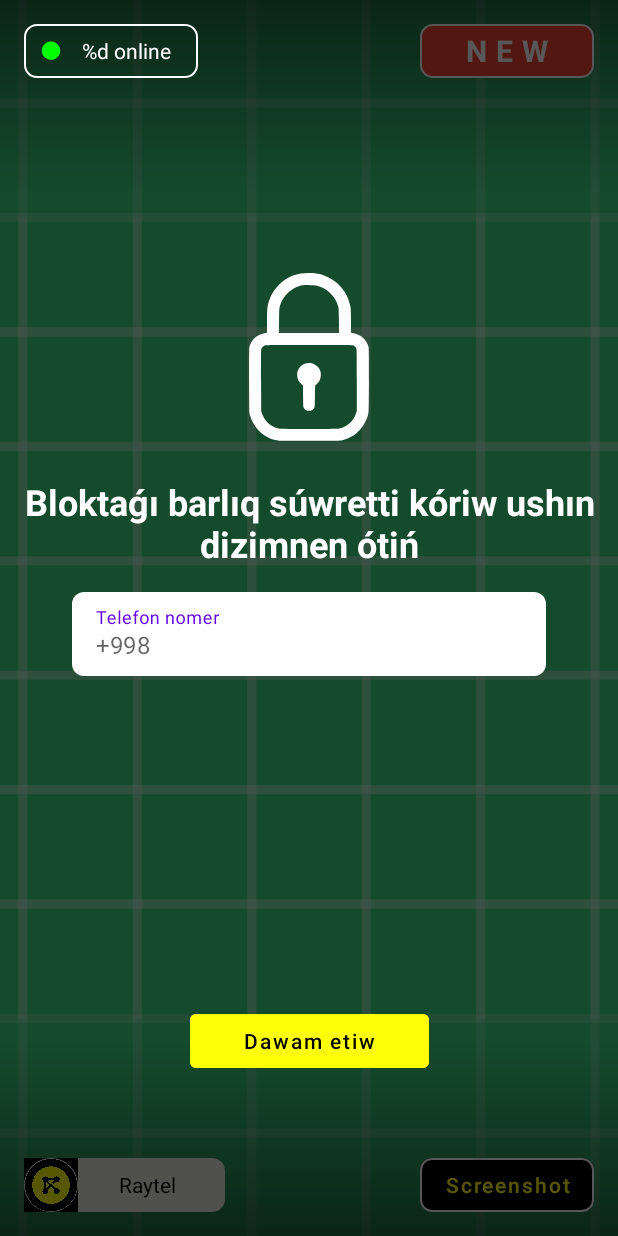
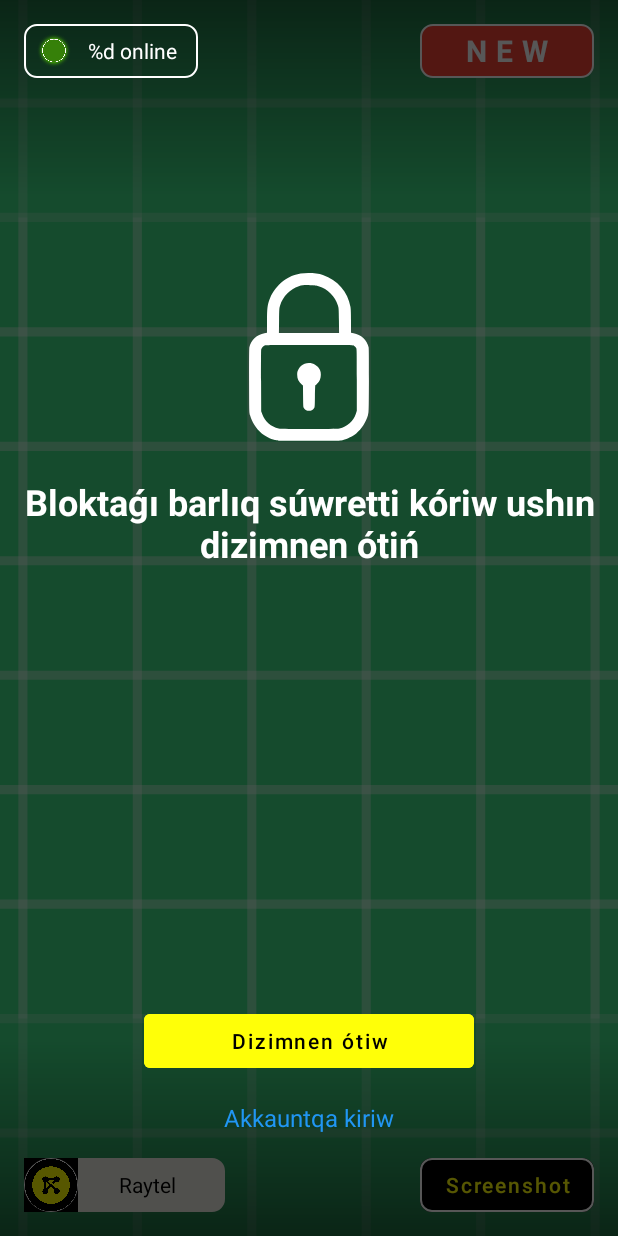
Before and after one commit to Nalog00/Raytel222, an Android app: the layout item_page.xml on its own in the app's theme, with its tools: preview values and no code run, on a phone screen of 412 x 824 dp. Run offline under Robolectric (Android 15) with nearby library versions, the phone set to English and light mode, and no system bars; plain views replace PinEntryEditText.

Commit message:
Changed online indicator, added sign in elements to UI

```diff
--- a/app/src/main/res/drawable/ic_indicator.xml
+++ /dev/null
@@ -1,10 +0,0 @@
-<vector xmlns:android="http://schemas.android.com/apk/res/android"
-    android:width="20dp"
-    android:height="20dp"
-    android:viewportWidth="1080"
-    android:viewportHeight="1080">
-    <path
-        android:fillColor="#000000"
-        android:pathData="M519.4,196c-68.6,4.8 -133.4,29.9 -186.9,72.4 -12.9,10.3 -40.8,38.2 -51.1,51.1 -26.7,33.6 -48.3,75.3 -60,116 -8.7,30 -12.6,58.8 -12.6,91.5 0,32.7 3.9,61.5 12.6,91.5 11.7,40.7 33.2,82.3 60,116 10.2,12.7 38.1,40.7 51.1,51 36.5,29.2 81.7,51.7 126,62.9 28,7 51.5,9.8 81.5,9.8 36.2,-0 67.5,-4.7 101,-15.4 36.5,-11.6 76.4,-33.1 107,-57.7 13.3,-10.7 40.1,-37.5 50.5,-50.6 28.6,-35.8 50.7,-79.6 62,-123 7.8,-29.8 10.7,-53.1 10.7,-84.5 0,-32.7 -3.9,-61.5 -12.6,-91.5 -11.7,-40.7 -33.3,-82.4 -60,-116 -10.3,-12.9 -38.2,-40.8 -51.1,-51.1 -33.6,-26.7 -75.3,-48.3 -116,-60 -34.6,-10 -77.8,-14.8 -112.1,-12.4z"
-        android:strokeColor="#00000000" />
-</vector>
--- a/app/src/main/res/layout/fragment_confirm_payment.xml
+++ b/app/src/main/res/layout/fragment_confirm_payment.xml
@@ -1,9 +1,9 @@
 <?xml version="1.0" encoding="utf-8"?>
 <androidx.constraintlayout.widget.ConstraintLayout xmlns:android="http://schemas.android.com/apk/res/android"
     xmlns:app="http://schemas.android.com/apk/res-auto"
+    xmlns:tools="http://schemas.android.com/tools"
     android:layout_width="match_parent"
     android:layout_height="match_parent"
-    xmlns:tools="http://schemas.android.com/tools"
     android:background="@color/main_bg_color"
     tools:context=".ui.confirm.PaymentConfirmFragment">
 
@@ -18,7 +18,7 @@
         app:layout_constraintTop_toTopOf="parent" />
 
     <TextView
-        android:id="@+id/tv_message"
+        android:id="@+id/tv_description"
         android:layout_width="match_parent"
         android:layout_height="wrap_content"
         android:layout_marginHorizontal="16dp"
@@ -29,7 +29,7 @@
         app:layout_constraintTop_toBottomOf="@id/iv_logo" />
 
     <TextView
-        android:id="@+id/tv_slogan"
+        android:id="@+id/tv_title"
         android:layout_width="match_parent"
         android:layout_height="wrap_content"
         android:layout_marginHorizontal="16dp"
@@ -39,10 +39,10 @@
         android:textColor="@color/black"
         android:textSize="16sp"
         android:textStyle="bold"
-        app:layout_constraintTop_toBottomOf="@id/tv_message" />
+        app:layout_constraintTop_toBottomOf="@id/tv_description" />
 
     <TextView
-        android:id="@+id/tv_cost"
+        android:id="@+id/tv_price"
         android:layout_width="match_parent"
         android:layout_height="wrap_content"
         android:layout_marginHorizontal="16dp"
@@ -52,7 +52,7 @@
         android:textColor="@color/red"
         android:textSize="32sp"
         android:textStyle="bold"
-        app:layout_constraintTop_toBottomOf="@id/tv_slogan" />
+        app:layout_constraintTop_toBottomOf="@id/tv_title" />
 
     <TextView
         android:id="@+id/tv_bank_details"
@@ -68,10 +68,10 @@
         app:drawableEndCompat="@drawable/ic_copy"
         app:layout_constraintEnd_toEndOf="parent"
         app:layout_constraintStart_toStartOf="parent"
-        app:layout_constraintTop_toBottomOf="@id/tv_cost" />
+        app:layout_constraintTop_toBottomOf="@id/tv_price" />
 
     <TextView
-        android:id="@+id/tv_upload_hint"
+        android:id="@+id/tv_end_text"
         android:layout_width="wrap_content"
         android:layout_height="wrap_content"
         android:layout_marginTop="16dp"
@@ -92,7 +92,7 @@
         android:textColor="@color/black"
         app:layout_constraintEnd_toEndOf="parent"
         app:layout_constraintStart_toStartOf="parent"
-        app:layout_constraintTop_toBottomOf="@id/tv_upload_hint" />
+        app:layout_constraintTop_toBottomOf="@id/tv_end_text" />
 
     <TextView
         android:id="@+id/tv_file_status"
--- a/app/src/main/res/layout/item_page.xml
+++ b/app/src/main/res/layout/item_page.xml
@@ -165,6 +165,7 @@
             android:layout_marginHorizontal="48dp"
             android:layout_marginTop="16dp"
             android:hint="@string/text_phone_number"
+            android:visibility="gone"
             app:boxBackgroundColor="@color/white"
             app:boxCornerRadiusBottomEnd="8dp"
             app:boxCornerRadiusBottomStart="8dp"
@@ -172,6 +173,7 @@
             app:boxCornerRadiusTopStart="8dp"
             app:boxStrokeWidth="0dp"
             app:boxStrokeWidthFocused="0dp"
+            app:endIconMode="clear_text"
             app:layout_constraintTop_toBottomOf="@id/tv_lock_message"
             app:prefixText="+998 ">
 
@@ -183,6 +185,35 @@
                 android:inputType="phone"
                 android:maxLength="12"
                 android:maxLines="1"
+                android:singleLine="true"
+                android:textColor="@color/black" />
+
+        </com.google.android.material.textfield.TextInputLayout>
+
+        <com.google.android.material.textfield.TextInputLayout
+            android:id="@+id/til_password"
+            style="?attr/textInputFilledStyle"
+            android:layout_width="match_parent"
+            android:layout_height="wrap_content"
+            android:layout_marginHorizontal="48dp"
+            android:layout_marginTop="16dp"
+            android:hint="@string/text_input_password"
+            android:visibility="gone"
+            app:boxBackgroundColor="@color/white"
+            app:boxCornerRadiusBottomEnd="8dp"
+            app:boxCornerRadiusBottomStart="8dp"
+            app:boxCornerRadiusTopEnd="8dp"
+            app:boxCornerRadiusTopStart="8dp"
+            app:boxStrokeWidth="0dp"
+            app:boxStrokeWidthFocused="0dp"
+            app:endIconMode="password_toggle"
+            app:layout_constraintTop_toBottomOf="@id/til_phone">
+
+            <com.google.android.material.textfield.TextInputEditText
+                android:id="@+id/et_password"
+                android:layout_width="match_parent"
+                android:layout_height="wrap_content"
+                android:inputType="textPassword"
                 android:singleLine="true"
                 android:textColor="@color/black" />
 
@@ -225,8 +256,8 @@
             android:layout_height="wrap_content"
             android:layout_marginTop="16dp"
             android:text="0:59"
+            android:textColor="@color/white"
             android:textSize="18sp"
-            android:textColor="@color/white"
             android:visibility="gone"
             app:layout_constraintEnd_toEndOf="@id/et_pin_code"
             app:layout_constraintStart_toStartOf="@id/et_pin_code"
@@ -247,11 +278,12 @@
 
         <com.google.android.material.button.MaterialButton
             android:id="@+id/btn_continue"
-            android:layout_width="wrap_content"
+            android:layout_width="match_parent"
             android:layout_height="wrap_content"
+            android:layout_marginHorizontal="96dp"
             android:backgroundTint="@color/main_color"
             android:paddingHorizontal="36dp"
-            android:text="@string/text_continue"
+            android:text="@string/text_sign_up"
             android:textAllCaps="false"
             android:textColor="@color/black"
             app:layout_constraintBottom_toBottomOf="parent"
@@ -260,22 +292,50 @@
             app:layout_constraintTop_toTopOf="parent"
             app:layout_constraintVertical_bias="0.8636" />
 
+        <TextView
+            android:id="@+id/tv_sign_in"
+            android:layout_width="wrap_content"
+            android:layout_height="wrap_content"
+            android:layout_marginTop="16dp"
+            android:text="@string/text_sign_in"
+            android:textColor="#2196F3"
+            android:textSize="16sp"
+            app:layout_constraintEnd_toEndOf="@id/btn_continue"
+            app:layout_constraintStart_toStartOf="@id/btn_continue"
+            app:layout_constraintTop_toBottomOf="@id/btn_continue" />
+
+
     </androidx.constraintlayout.widget.ConstraintLayout>
 
-    <TextView
-        android:id="@+id/tv_online"
+    <LinearLayout
+        android:id="@+id/container_online"
         android:layout_width="116dp"
         android:layout_height="36dp"
         android:layout_margin="16dp"
         android:background="@drawable/shape_border"
-        android:gravity="center"
+        android:gravity="center_vertical"
         android:paddingHorizontal="8dp"
-        android:paddingVertical="4dp"
-        android:text="@string/text_online"
-        android:textColor="@color/white"
-        app:drawableStartCompat="@drawable/ic_indicator"
-        app:drawableTint="#0F0"
         app:layout_constraintStart_toStartOf="parent"
-        app:layout_constraintTop_toTopOf="parent" />
+        app:layout_constraintTop_toTopOf="parent">
+
+        <androidx.appcompat.widget.AppCompatImageView
+            android:id="@+id/ic_online_indicator"
+            android:layout_width="24dp"
+            android:layout_height="24dp"
+            android:gravity="center"
+            android:src="@drawable/indicator" />
+
+        <TextView
+            android:id="@+id/tv_online"
+            android:layout_width="match_parent"
+            android:layout_height="wrap_content"
+            android:layout_marginStart="4dp"
+            android:ellipsize="marquee"
+            android:gravity="center"
+            android:singleLine="true"
+            android:text="@string/text_online"
+            android:textColor="@color/white" />
+
+    </LinearLayout>
 
 </androidx.constraintlayout.widget.ConstraintLayout>
--- a/app/src/main/res/values/strings.xml
+++ b/app/src/main/res/values/strings.xml
@@ -20,8 +20,10 @@
     <string name="text_photo_not_selected">Súwret saylanbadı</string>
     <string name="text_photo_selected">Súwret saylandı</string>
     <string name="text_upload_hint">Plastik nomerge pul ótkerip, skrinshotın júkleń</string>
-    <string name="text_bank_details">8600 1234 5678 9123\nAbdullaev Dawletiyar</string>
-    <string name="text_cost">22 000 swm</string>
+    <string name="text_bank_details">%s\n%s</string>
+    <string name="text_cost">%d swm</string>
     <string name="text_slogan">Siz de zamannan artta qalmań!</string>
     <string name="text_confirm_message">Bloktaǵı barlıq súwretlerdi kóriw ushın pullı dizimnen ótiwińiz kerek. Sol arqalı bizdegi barlıq magazinlerdiń ónimlerin kóriwińiz múmkin.</string>
+    <string name="text_sign_up">Dizimnen ótiw</string>
+    <string name="text_sign_in">Akkauntqa kiriw</string>
 </resources>
```
Also changed, not shown: app/src/main/res/drawable/indicator.webp (added).
